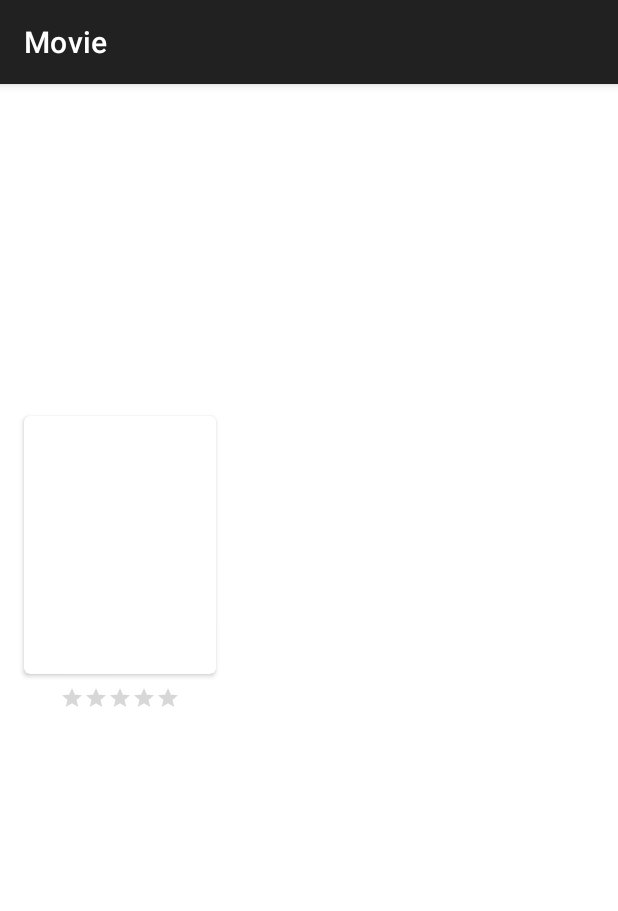
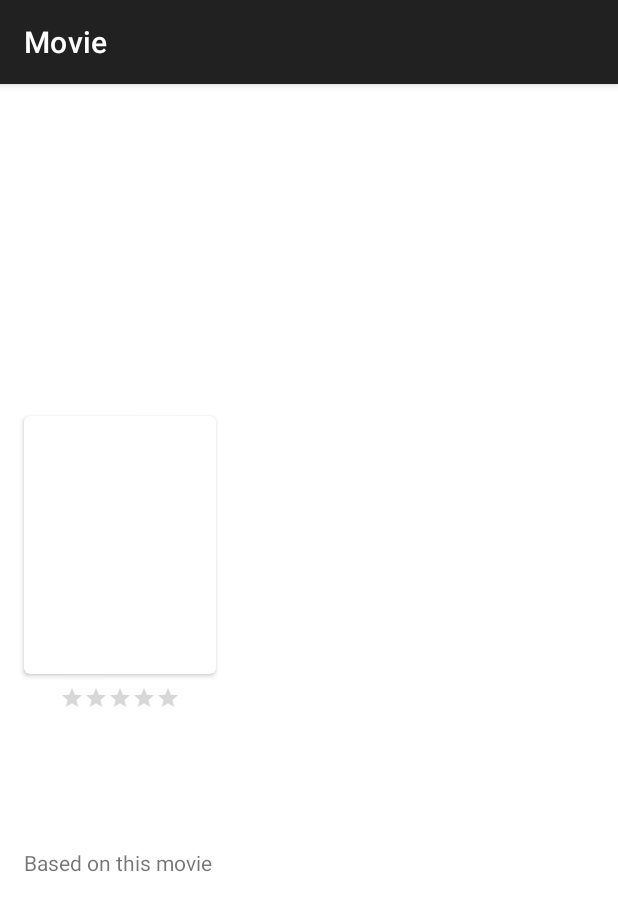
Before and after one commit to grachet/movie-android-kotlin, an Android app: the MovieDetailsActivity screen opened directly, with no data from a screen before it, on a phone screen of 412 x 824 dp. Shown: the top 911 px of the screen. Run offline under Robolectric (Android 15) with nearby library versions, the light colour scheme and no system bars; pictures from the network do not load; 1 statement that could not run was skipped.

Commit message:
add recommendation in details

```diff
--- a/app/src/main/java/com/example/random/MainActivity.kt
+++ b/app/src/main/java/com/example/random/MainActivity.kt
@@ -3,7 +3,6 @@ package com.example.random
 import android.annotation.SuppressLint
 import android.content.Intent
 import android.os.Bundle
-import android.util.Log
 import android.widget.*
 import androidx.appcompat.app.AppCompatActivity
 import androidx.recyclerview.widget.LinearLayoutManager
@@ -16,8 +15,6 @@ import java.util.*
 // tuto https://www.arthlimchiu.com/2019/10/02/make-a-movies-app-part-1.html
 
 class MainActivity : AppCompatActivity() {
-
-    private lateinit var scrollView: ScrollView
 
     private lateinit var popularMovies: RecyclerView
     private lateinit var popularMoviesAdapter: MoviesAdapter
@@ -129,6 +126,7 @@ class MainActivity : AppCompatActivity() {
         intent.putExtra(MOVIE_RATING, movie.rating)
         intent.putExtra(MOVIE_RELEASE_DATE, movie.releaseDate)
         intent.putExtra(MOVIE_OVERVIEW, movie.overview)
+        intent.putExtra(MOVIE_ID, movie.id)
         startActivity(intent)
     }
 
@@ -295,8 +293,6 @@ class MainActivity : AppCompatActivity() {
                     .transform(CenterCrop())
                     .into(latestPoster)
         }
-
-        Log.d("Latest", "_______________________" + movie.toString())
     }
 
     private fun onError() {
--- a/app/src/main/java/com/example/random/MovieDetailsActivity.kt
+++ b/app/src/main/java/com/example/random/MovieDetailsActivity.kt
@@ -2,10 +2,14 @@ package com.example.random
 
 import android.content.Intent
 import android.os.Bundle
+import android.util.Log
 import android.widget.ImageView
 import android.widget.RatingBar
 import android.widget.TextView
+import android.widget.Toast
 import androidx.appcompat.app.AppCompatActivity
+import androidx.recyclerview.widget.LinearLayoutManager
+import androidx.recyclerview.widget.RecyclerView
 import com.bumptech.glide.Glide
 import com.bumptech.glide.load.resource.bitmap.CenterCrop
 
@@ -15,6 +19,7 @@ const val MOVIE_TITLE = "extra_movie_title"
 const val MOVIE_RATING = "extra_movie_rating"
 const val MOVIE_RELEASE_DATE = "extra_movie_release_date"
 const val MOVIE_OVERVIEW = "extra_movie_overview"
+const val MOVIE_ID = "extra_movie_id"
 
 class MovieDetailsActivity : AppCompatActivity() {
 
@@ -24,6 +29,12 @@ class MovieDetailsActivity : AppCompatActivity() {
     private lateinit var rating: RatingBar
     private lateinit var releaseDate: TextView
     private lateinit var overview: TextView
+
+    private lateinit var recommendationsMovies: RecyclerView
+    private lateinit var recommendationsMoviesAdapter: MoviesAdapter
+    private lateinit var recommendationsMoviesLayoutMgr: LinearLayoutManager
+    private var recommendationsMoviesPage = 1
+    private var movieId  : Long = 1
 
     override fun onCreate(savedInstanceState: Bundle?) {
         super.onCreate(savedInstanceState)
@@ -35,6 +46,17 @@ class MovieDetailsActivity : AppCompatActivity() {
         rating = findViewById(R.id.movie_rating)
         releaseDate = findViewById(R.id.movie_release_date)
         overview = findViewById(R.id.movie_overview)
+
+
+        recommendationsMovies = findViewById(R.id.recommendations_movies)
+        recommendationsMoviesLayoutMgr = LinearLayoutManager(
+                this,
+                LinearLayoutManager.HORIZONTAL,
+                false
+        )
+        recommendationsMovies.layoutManager = recommendationsMoviesLayoutMgr
+        recommendationsMoviesAdapter = MoviesAdapter(mutableListOf()){ movie -> showMovieDetails(movie)}
+        recommendationsMovies.adapter = recommendationsMoviesAdapter
 
         val extras = intent.extras
 
@@ -64,5 +86,55 @@ class MovieDetailsActivity : AppCompatActivity() {
         rating.rating = extras.getFloat(MOVIE_RATING, 0f) / 2
         releaseDate.text = extras.getString(MOVIE_RELEASE_DATE, "")
         overview.text = extras.getString(MOVIE_OVERVIEW, "")
+
+        movieId = extras.getLong(MOVIE_ID, 1)
+        getRecommendationsMovies()
+    }
+
+    private fun getRecommendationsMovies( ) {
+        MoviesRepository.getRecommendationsMovies(
+                movieId,
+                recommendationsMoviesPage,
+                ::onRecommendationsMoviesFetched,
+                ::onError
+        )
+    }
+
+    private fun attachRecommendationsMoviesOnScrollListener() {
+        recommendationsMovies.addOnScrollListener(object : RecyclerView.OnScrollListener() {
+            override fun onScrolled(recyclerView: RecyclerView, dx: Int, dy: Int) {
+                val totalItemCount = recommendationsMoviesLayoutMgr.itemCount
+                val visibleItemCount = recommendationsMoviesLayoutMgr.childCount
+                val firstVisibleItem = recommendationsMoviesLayoutMgr.findFirstVisibleItemPosition()
+
+                if (firstVisibleItem + visibleItemCount >= totalItemCount / 2) {
+                    recommendationsMovies.removeOnScrollListener(this)
+                    recommendationsMoviesPage++
+                    getRecommendationsMovies()
+                }
+            }
+        })
+    }
+
+    private fun onRecommendationsMoviesFetched(movies: List<Movie>) {
+        Log.d("Recommendation", "_______________________$movies")
+       recommendationsMoviesAdapter.appendMovies(movies)
+       attachRecommendationsMoviesOnScrollListener()
+    }
+
+    private fun onError() {
+        Toast.makeText(this, getString(R.string.error_fetch_movies), Toast.LENGTH_SHORT).show()
+    }
+
+    private fun showMovieDetails(movie: Movie) {
+        val intent = Intent(this, MovieDetailsActivity::class.java)
+        intent.putExtra(MOVIE_BACKDROP, movie.backdropPath)
+        intent.putExtra(MOVIE_POSTER, movie.posterPath)
+        intent.putExtra(MOVIE_TITLE, movie.title)
+        intent.putExtra(MOVIE_RATING, movie.rating)
+        intent.putExtra(MOVIE_RELEASE_DATE, movie.releaseDate)
+        intent.putExtra(MOVIE_OVERVIEW, movie.overview)
+        intent.putExtra(MOVIE_ID, movie.id)
+        startActivity(intent)
     }
 }
--- a/app/src/main/res/layout/activity_movie_details.xml
+++ b/app/src/main/res/layout/activity_movie_details.xml
@@ -1,4 +1,5 @@
-<?xml version="1.0" encoding="utf-8"?> <androidx.core.widget.NestedScrollView xmlns:android="http://schemas.android.com/apk/res/android"
+<?xml version="1.0" encoding="utf-8"?>
+<androidx.core.widget.NestedScrollView xmlns:android="http://schemas.android.com/apk/res/android"
     xmlns:app="http://schemas.android.com/apk/res-auto"
     android:layout_width="match_parent"
     android:layout_height="match_parent"
@@ -94,5 +95,45 @@
             app:layout_constraintEnd_toEndOf="@+id/movie_poster_card"
             app:layout_constraintStart_toStartOf="@+id/movie_poster_card"
             app:layout_constraintTop_toBottomOf="@+id/movie_poster_card" />
+
+
+        <LinearLayout
+            android:layout_marginTop="16dp"
+            android:layout_width="match_parent"
+            android:layout_height="wrap_content"
+            android:orientation="vertical"
+            app:layout_constraintEnd_toEndOf="@+id/movie_overview"
+            app:layout_constraintStart_toStartOf="@+id/movie_overview"
+            app:layout_constraintTop_toBottomOf="@+id/movie_overview"
+            >
+
+            <TextView
+                android:layout_width="match_parent"
+                android:layout_height="wrap_content"
+                android:layout_marginStart="16dp"
+                android:layout_marginTop="16dp"
+                android:layout_marginEnd="16dp"
+                android:text="@string/recommendations"
+                android:textColor="@android:color/white"
+                android:textSize="18sp"
+                android:textStyle="bold" />
+
+            <TextView
+                android:layout_width="match_parent"
+                android:layout_height="wrap_content"
+                android:layout_marginStart="16dp"
+                android:layout_marginEnd="16dp"
+                android:text="@string/based_on_this_movie" />
+
+            <androidx.recyclerview.widget.RecyclerView
+                android:id="@+id/recommendations_movies"
+                android:layout_width="match_parent"
+                android:layout_height="wrap_content"
+                android:layout_marginTop="8dp"
+                android:clipToPadding="false"
+                android:paddingStart="16dp"
+                android:paddingEnd="16dp" />
+        </LinearLayout>
+
     </androidx.constraintlayout.widget.ConstraintLayout>
 </androidx.core.widget.NestedScrollView>
--- a/app/src/main/res/values/strings.xml
+++ b/app/src/main/res/values/strings.xml
@@ -14,4 +14,7 @@
     <string name="movies_in_your_theaters">Movie in your theaters</string>
 
     <string name="refresh">(Click on picture to refresh)</string>
+
+    <string name="recommendations">Recommendations</string>
+    <string name="based_on_this_movie">Based on this movie</string>
 </resources>
```
Also changed, not shown: app/src/main/java/com/example/random/API.kt (+8 -0 lines), app/src/main/java/com/example/random/MoviesRepository.kt (+30 -0 lines).
